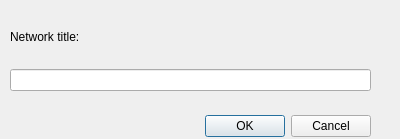
Qt form src/gui/QT/dialogaddnetwork.ui (mit-spbau-ru/Syrop) before a commit.
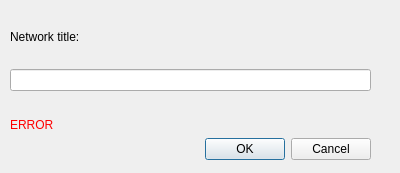
The same form after that commit.

Patch:
```diff
--- a/src/gui/QT/dialogaddnetwork.ui
+++ b/src/gui/QT/dialogaddnetwork.ui
@@ -7,7 +7,7 @@
     <x>0</x>
     <y>0</y>
     <width>400</width>
-    <height>139</height>
+    <height>173</height>
    </rect>
   </property>
   <property name="minimumSize">
@@ -25,7 +25,7 @@
      <x>10</x>
      <y>10</y>
      <width>361</width>
-     <height>127</height>
+     <height>150</height>
     </rect>
    </property>
    <layout class="QVBoxLayout" name="verticalLayout">
@@ -74,6 +74,17 @@
       </property>
      </spacer>
     </item>
+    <item>
+     <widget class="QLabel" name="labelError">
+      <property name="styleSheet">
+       <string notr="true">color:red;
+font-variant:bold;</string>
+      </property>
+      <property name="text">
+       <string>ERROR</string>
+      </property>
+     </widget>
+    </item>
     <item>
      <widget class="QDialogButtonBox" name="buttonBox">
       <property name="sizePolicy">
```
Left out of the diff: 16 changed lines with no effect on the pictures.
